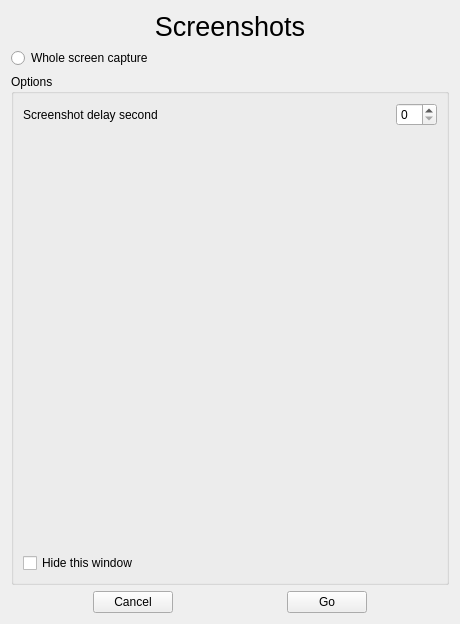
First picture: the form in sources/Forms/formscreenshots.ui, repository jose94752/ClipEdit, before the edit.
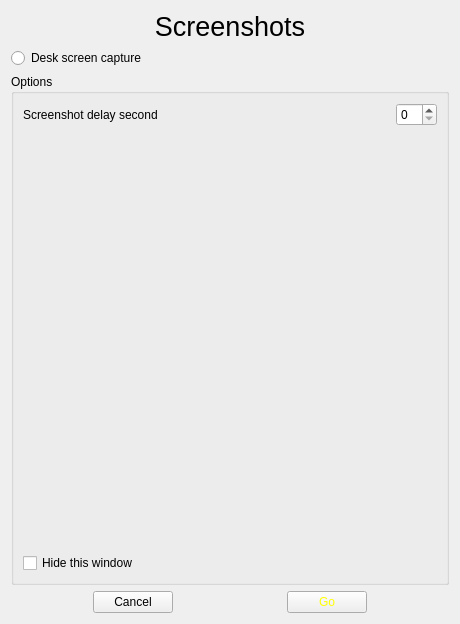
Second picture: the form after the edit.

```diff
--- a/sources/Forms/formscreenshots.ui
+++ b/sources/Forms/formscreenshots.ui
@@ -42,7 +42,7 @@
      <item>
       <widget class="QRadioButton" name="radioButtonWholecapture">
        <property name="text">
-        <string>Whole screen capture</string>
+        <string>Desk screen capture</string>
        </property>
       </widget>
      </item>
@@ -175,6 +175,15 @@
      </item>
      <item>
       <widget class="QPushButton" name="pushButtonCapture">
+       <property name="styleSheet">
+        <string notr="true">QPushButton
+{
+	color: yellow;
+	backgroud-color:  #27a9c3
+	border-whidth: 0px
+	border-raduis: 3px
+}</string>
+       </property>
        <property name="text">
         <string>Go</string>
        </property>
```
Left out of the diff: 2 changed lines with no effect on the pictures.
